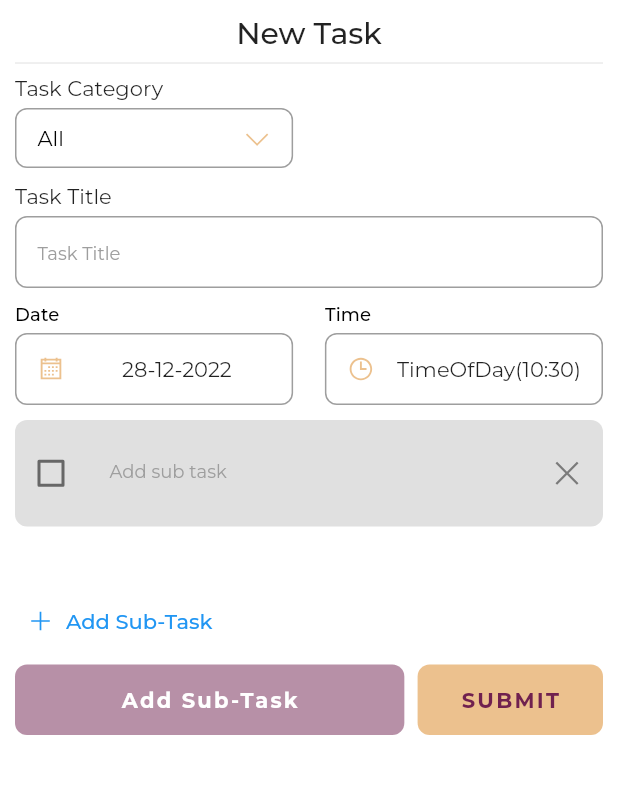
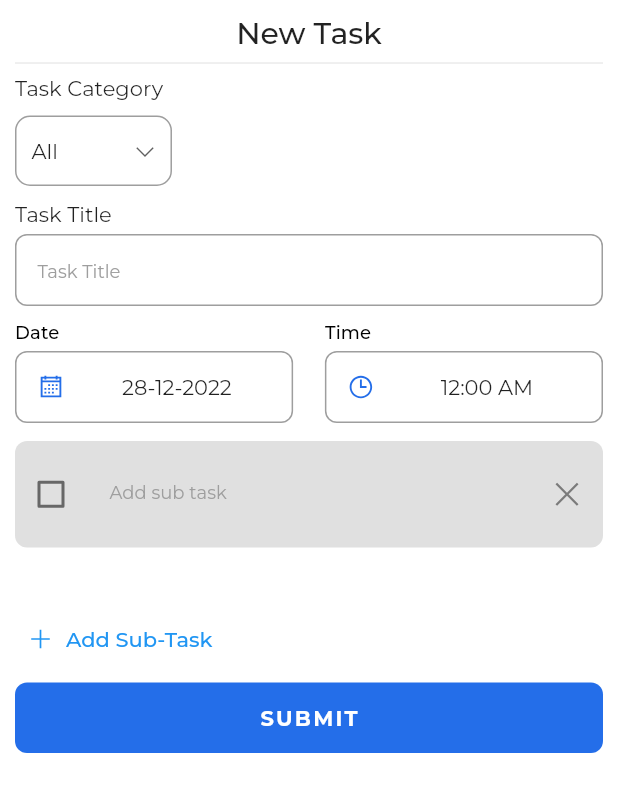
Before and after one commit to sudipmahanta/notepad, a Flutter app: the HomeModalSheetScreen widget shown alone on an empty page, opened directly, after a tap on "Add Sub-Task", after a tap on "SUBMIT", on a phone screen of 412 x 824 dp. Shown: the top 792 px of the screen. Run offline on Flutter 3.47's test engine with Material 2 defaults, Android fonts, the phone set to English and light mode, and no system bars; our stand-ins replace cloud_firestore, firebase_auth, firebase_core, fluttertoast, line_icons, page_transition and 1 more; accounts and stored records are empty; network calls fail.

Commit message:
Connected with Firebase Database but DropDown not working

```diff
--- a/lib/home/home_modal_sheet.dart
+++ /dev/null
@@ -1,145 +0,0 @@
-import 'package:flutter/material.dart';
-import 'package:intl/intl.dart';
-import 'package:line_icons/line_icons.dart';
-import 'package:notepad/home/widget/sub_task_ListTile.dart';
-import 'package:notepad/utils/button.dart';
-import 'package:notepad/utils/input_field.dart';
-
-import '../utils/todo_dropdown_button.dart';
-
-class HomeModalSheetScreen extends StatefulWidget {
-  const HomeModalSheetScreen({Key? key}) : super(key: key);
-
-  @override
-  State<HomeModalSheetScreen> createState() => _HomeModalSheetScreenState();
-}
-
-class _HomeModalSheetScreenState extends State<HomeModalSheetScreen> {
-
-  final taskTypeController = TextEditingController();
-  final titleController = TextEditingController();
-  final reminderDateController = TextEditingController(text: DateFormat('dd-MM-yyyy').format( DateTime.now()).toString());
-  final reminderTimeController = TextEditingController(text: TimeOfDay.now().toString());
-  final descController = TextEditingController();
-  String defaultValue = 'All';
-  List<String> dropDownItemList = ['All', 'Class', 'Gym', 'Groceries', 'Home', 'Meet Up', 'Shopping'];
-  int listLength = 0;
-
-
-  @override
-  Widget build(BuildContext context) {
-    double width = MediaQuery.of(context).size.width;
-    return SingleChildScrollView(
-      child: SafeArea(
-        child: Container(
-          padding: EdgeInsets.only(left: 10, top: 10, right: 10,
-              bottom: MediaQuery.of(context).viewInsets.bottom),
-
-          child: Column(
-            crossAxisAlignment: CrossAxisAlignment.start,
-            mainAxisSize: MainAxisSize.min,
-            children: [
-              Align(
-                alignment: Alignment.center,
-                child: Text('New Task',
-                  style: Theme.of(context).textTheme.headlineLarge,
-                ),
-              ),
-              const Divider(),
-
-              Text('Task Category', style: Theme.of(context).textTheme.titleMedium,),
-              KoalaDropDownButton(
-                height: 40,
-                width: width * 0.45,
-                dialogPositionX: -0.90,
-                dialogPositionY: 0.42,
-                controller: taskTypeController,
-                suffixIcon: const Icon(LineIcons.angleDown,
-                  size: 18,
-                ),
-                  defaultValue: defaultValue,
-                  dropDownItemList: dropDownItemList,
-              ),
-
-              Text('Task Title', style: Theme.of(context).textTheme.titleMedium,),
-              TextInputField(
-                  width: double.maxFinite,
-                  hintText: 'Task Title',
-                  controller: titleController
-              ),
-
-              // DueDate & Time
-              Row(
-                mainAxisAlignment: MainAxisAlignment.spaceBetween,
-                children: [
-                  Column(
-                    crossAxisAlignment: CrossAxisAlignment.start,
-                    children: [
-                      Text('Date', style: Theme.of(context).textTheme.titleSmall),
-                      PickerInputField(
-                        pick: 'Date',
-                        width: width * 0.45,
-                        controller: reminderDateController,
-                        prefixIcon: LineIcons.calendar
-                      ),
-                    ],
-                  ),
-
-                  Column(
-                    crossAxisAlignment: CrossAxisAlignment.start,
-                    children: [
-                      Text('Time', style: Theme.of(context).textTheme.titleSmall),
-                      PickerInputField(
-                        pick: 'Time',
-                        width: width * 0.45,
-                        controller: reminderTimeController,
-                        prefixIcon: LineIcons.clock,
-                      ),
-                    ],
-                  )
-                ],
-              ),
-
-              ConstrainedBox(
-                constraints: const BoxConstraints(minHeight: 110),
-                child: Column(
-                  children: List.generate(listLength, (index) =>
-                      SubTaskListTile(
-                        controller: descController,
-                        onPressTrailing: () {
-                          setState(() {
-                            listLength = listLength - 1;
-                          });
-                          debugPrint(listLength.toString());
-                        },)
-                  ),
-                ),
-              ),
-
-              TextButton.icon(
-                  onPressed: () {
-                    setState(() {
-                      listLength = listLength + 1;
-                    });
-                    debugPrint(listLength.toString());
-                  },
-                  icon: const Icon(LineIcons.plus,
-                    size: 18,
-                  ),
-                  label: const Text('Add Sub-Task')
-              ),
-
-              Row(
-                mainAxisAlignment: MainAxisAlignment.spaceBetween,
-                children: [
-                  SecoundaryButton(width: width * 0.63, height: 47, onPressed: () {}, label: 'Add Sub-Task'),
-                  PrimaryButton(width: width * 0.3, height: 47, onPressed: (){ }, label: 'SUBMIT'),
-                ],
-              )
-            ],
-          ),
-        ),
-      ),
-    );
-  }
-}
--- /dev/null
+++ b/lib/home/widget/home_modal_sheet.dart
@@ -0,0 +1,201 @@
+import 'package:flutter/material.dart';
+import 'package:intl/intl.dart';
+import 'package:line_icons/line_icons.dart';
+import 'package:notepad/home/widget/sub_task_ListTile.dart';
+import 'package:notepad/utils/button.dart';
+import 'package:notepad/utils/input_field.dart';
+
+import '../../utils/todo_dropdown_button.dart';
+import 'package:cloud_firestore/cloud_firestore.dart';
+
+class HomeModalSheetScreen extends StatefulWidget {
+  const HomeModalSheetScreen({Key? key}) : super(key: key);
+
+  @override
+  State<HomeModalSheetScreen> createState() => _HomeModalSheetScreenState();
+}
+
+class _HomeModalSheetScreenState extends State<HomeModalSheetScreen> {
+
+  final taskCategoryController = TextEditingController();
+  final titleController = TextEditingController();
+  final reminderDateController = TextEditingController(text: DateFormat('dd-MM-yyyy').format( DateTime.now()).toString());
+  final reminderTimeController = TextEditingController(text: '12:00 AM');
+  final descController = TextEditingController();
+  String? defaultValue = 'All';
+  List<String> dropDownItemList = ['All', 'Class', 'Gym', 'Groceries', 'Home', 'Meet Up', 'Shopping'];
+  int listLength = 0;
+
+  CollectionReference tasks = FirebaseFirestore.instance.collection('tasks');
+
+  Future<void> addTasks() async {
+    return tasks.add({
+      'taskCategory': defaultValue.toString(),
+      'title': titleController.text,
+      'date': reminderDateController.text.toString(),
+      'time': reminderTimeController.text.toString()
+    }).then((value) => debugPrint('Updated')
+   // const SnackBar(content: Text('Data Added Successfully'))
+    ).catchError((error) => debugPrint('Failed')
+    // const SnackBar(content: Text('Failed to add Task'))
+    );
+  }
+
+
+  @override
+  Widget build(BuildContext context) {
+    double width = MediaQuery.of(context).size.width;
+
+    return SingleChildScrollView(
+      child: SafeArea(
+        child: Container(
+          padding: EdgeInsets.only(left: 10, top: 10, right: 10,
+              bottom: MediaQuery.of(context).viewInsets.bottom
+          ),
+          child: Form(
+            child: Column(
+              crossAxisAlignment: CrossAxisAlignment.start,
+              mainAxisSize: MainAxisSize.min,
+              children: [
+                Align(
+                  alignment: Alignment.center,
+                  child: Text('New Task',
+                    style: Theme.of(context).textTheme.headlineLarge,
+                  ),
+                ),
+                const Divider(),
+
+                Text('Task Category', style: Theme.of(context).textTheme.titleMedium,),
+                Container(
+                  height: 47,
+                  margin: const EdgeInsets.symmetric(vertical: 10),
+                  padding: const EdgeInsets.symmetric(horizontal: 10),
+                  decoration: BoxDecoration(
+                    border: Border.all(
+                      width: 1.0,
+                      color: Colors.grey
+                    ),
+                    borderRadius: BorderRadius.circular(10)
+                  ),
+                  child: DropdownButtonHideUnderline(
+                    child: DropdownButton(
+                      value: defaultValue,
+                      icon: const Icon(LineIcons.angleDown,
+                        size: 14,
+                      ),
+                      items: dropDownItemList.map((String items) {
+                        return DropdownMenuItem(
+                          value: items,
+                          child: Text(items),
+                        );
+                      }).toList(),
+                      onChanged: (String? newValue) {
+                        setState(() {
+                          defaultValue = newValue!;
+                        });
+                      },
+                    ),
+                  ),
+                ),
+
+                // KoalaDropDownButton(
+                //   height: 40,
+                //   width: width * 0.45,
+                //   dialogPositionX: -0.90,
+                //   dialogPositionY: 0.42,
+                //   controller: taskCategoryController,
+                //   suffixIcon: const Icon(LineIcons.angleDown,
+                //     size: 18,
+                //   ),
+                //   defaultValue: defaultValue,
+                //   dropDownItemList: dropDownItemList,
+                // ),
+
+                Text('Task Title', style: Theme.of(context).textTheme.titleMedium,),
+                TextInputField(
+                    width: double.maxFinite,
+                    hintText: 'Task Title',
+                    controller: titleController
+                ),
+
+                // DueDate & Time
+                Row(
+                  mainAxisAlignment: MainAxisAlignment.spaceBetween,
+                  children: [
+                    Column(
+                      crossAxisAlignment: CrossAxisAlignment.start,
+                      children: [
+                        Text('Date', style: Theme.of(context).textTheme.titleSmall),
+                        PickerInputField(
+                          pick: 'Date',
+                          width: width * 0.45,
+                          controller: reminderDateController,
+                          prefixIcon: LineIcons.calendar
+                        ),
+                      ],
+                    ),
+
+                    Column(
+                      crossAxisAlignment: CrossAxisAlignment.start,
+                      children: [
+                        Text('Time', style: Theme.of(context).textTheme.titleSmall),
+                        PickerInputField(
+                          pick: 'Time',
+                          width: width * 0.45,
+                          controller: reminderTimeController,
+                          prefixIcon: LineIcons.clock,
+                        ),
+                      ],
+                    )
+                  ],
+                ),
+
+                ConstrainedBox(
+                  constraints: const BoxConstraints(minHeight: 110),
+                  child: Column(
+                    children: List.generate(listLength, (index) =>
+                        SubTaskListTile(
+                          controller: descController,
+                          onPressTrailing: () {
+                            setState(() {
+                              listLength = listLength - 1;
+                            });
+                            debugPrint(listLength.toString());
+                          },)
+                    ),
+                  ),
+                ),
+
+                TextButton.icon(
+                    onPressed: () {
+                      setState(() {
+                        listLength = listLength + 1;
+                      });
+                      debugPrint(listLength.toString());
+                    },
+                    icon: const Icon(LineIcons.plus,
+                      size: 18,
+                    ),
+                    label: const Text('Add Sub-Task')
+                ),
+
+                PrimaryButton(
+                    width: width,
+                    height: 47,
+                    onPressed: () {
+                      addTasks();
+                      debugPrint(defaultValue.toString());
+                      debugPrint(reminderDateController.toString());
+                      debugPrint(reminderTimeController.toString());
+                    },
+                    // addTasks,
+                    label: 'SUBMIT'
+                )
+              ],
+            ),
+          ),
+        ),
+      ),
+    );
+  }
+}
--- /dev/null
+++ b/lib/home/widget/home_string.dart
@@ -0,0 +1,4 @@
+class HomeStrings {
+  static String userName = 'Sudip Mahanta';
+  static String greeting = 'Good Morning';
+}
--- a/lib/home/widget/sub_task_ListTile.dart
+++ b/lib/home/widget/sub_task_ListTile.dart
@@ -16,7 +16,9 @@ class _SubTaskListTileState extends State<SubTaskListTile> {
 
   @override
   Widget build(BuildContext context) {
-    return ListTile(
+    return Padding(
+      padding: const EdgeInsets.symmetric(vertical: 2.0),
+      child: ListTile(
         tileColor: Colors.grey.shade300,
         contentPadding: EdgeInsets.zero,
         horizontalTitleGap: 0,
@@ -35,6 +37,7 @@ class _SubTaskListTileState extends State<SubTaskListTile> {
           onPressed: widget.onPressTrailing,
           icon: const Icon(LineIcons.times) ,
         ),
+      ),
     );
   }
 }
--- a/lib/main.dart
+++ b/lib/main.dart
@@ -4,7 +4,7 @@ import 'package:firebase_core/firebase_core.dart';
 import 'package:flutter/material.dart';
 import 'package:flutter/services.dart';
 import 'package:notepad/auth/login.dart';
-import 'package:notepad/home/home_screen.dart';
+import 'package:notepad/home/screens/home_screen.dart';
 import 'package:notepad/utils/theme.dart';
 import 'package:shared_preferences/shared_preferences.dart';
 
--- a/lib/utils/colors.dart
+++ b/lib/utils/colors.dart
@@ -2,8 +2,8 @@ import 'package:flutter/material.dart';
 
 const Color primaryBGColor = Colors.white;
 
-const Color primaryColor = Color(0xFFECC18E);
-const Color secoundaryColor = Color(0xFF70214F);
+const Color primaryColor = Color(0xFF246EE9);
+const Color secoundaryColor = Color(0xFF000000);
 
 const Color primaryTextColor = Colors.black;
-const Color secoundTextColor = Color(0xFF70214F);
+const Color secoundTextColor = Color(0xFFffffff);
--- a/lib/utils/input_field.dart
+++ b/lib/utils/input_field.dart
@@ -20,7 +20,6 @@ class TextInputField extends StatelessWidget {
         textCapitalization: TextCapitalization.sentences,
         cursorColor: secoundaryColor,
         cursorWidth: 1.5,
-        cursorHeight: 20,
         cursorRadius: const Radius.circular(8),
         validator: (value){
           if(value == null || value.isEmpty){
@@ -71,11 +70,11 @@ class _PickerInputFieldState extends State<PickerInputField> {
       TimeOfDay? pickedTime = await showTimePicker(
           context: context,
           initialTime: initialTime,
-        initialEntryMode: TimePickerEntryMode.dial
+          initialEntryMode: TimePickerEntryMode.dial
       );
       if(pickedTime != null) {
         setState(() {
-          widget.controller.text = pickedTime.toString(); //set output date to TextField value.
+          widget.controller.text = pickedTime.format(context); //set output date to TextField value.
         });
       }else {
         widget.controller.text =  TimeOfDay.now().toString();
--- a/lib/utils/theme.dart
+++ b/lib/utils/theme.dart
@@ -6,6 +6,12 @@ class AppTheme {
   static final ThemeData lightTheme = ThemeData(
     scaffoldBackgroundColor: primaryBGColor,
     fontFamily: 'Montserrat',
+
+    //appBar
+    appBarTheme: const AppBarTheme(
+      color: Colors.transparent,
+      elevation: 0
+    ),
 
     //icon Theme
     iconTheme: const IconThemeData(
@@ -48,7 +54,7 @@ class AppTheme {
         // TITLE
         titleLarge: TextStyle(
             fontSize: 16,
-            fontWeight: FontWeight.w500,
+            fontWeight: FontWeight.w600,
             fontFamily: 'Montserrat'
         ),
         titleMedium: TextStyle(
@@ -142,6 +148,7 @@ class AppTheme {
         )
     ),
 
+    // ListTheme
     listTileTheme: ListTileThemeData(
       shape: RoundedRectangleBorder(
         borderRadius: BorderRadius.circular(8)
--- a/pubspec.yaml
+++ b/pubspec.yaml
@@ -43,6 +43,7 @@ dependencies:
   intl: ^0.17.0
   firebase_core: ^2.4.0
   firebase_auth: ^4.2.0
+  cloud_firestore: ^4.3.0
   shared_preferences: ^2.0.15
 
 dev_dependencies:
```
Also changed, not shown: lib/auth/login.dart (+8 -9 lines), lib/home/home_appbar.dart (deleted, +0 -64 lines), lib/home/screens/home_screen.dart (renamed from lib/home/home_screen.dart, +9 -8 lines), lib/home/widget/home_appbar.dart (added, +115 -0 lines), lib/utils/todo_dropdown_button.dart (+24 -10 lines), pubspec.lock. Lines whose indentation alone changed are shown as unchanged.
